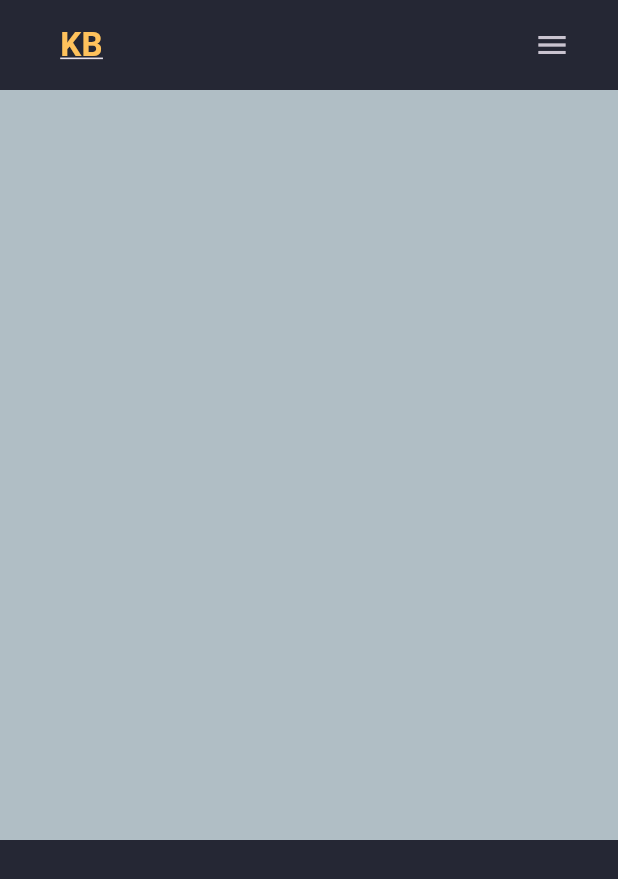
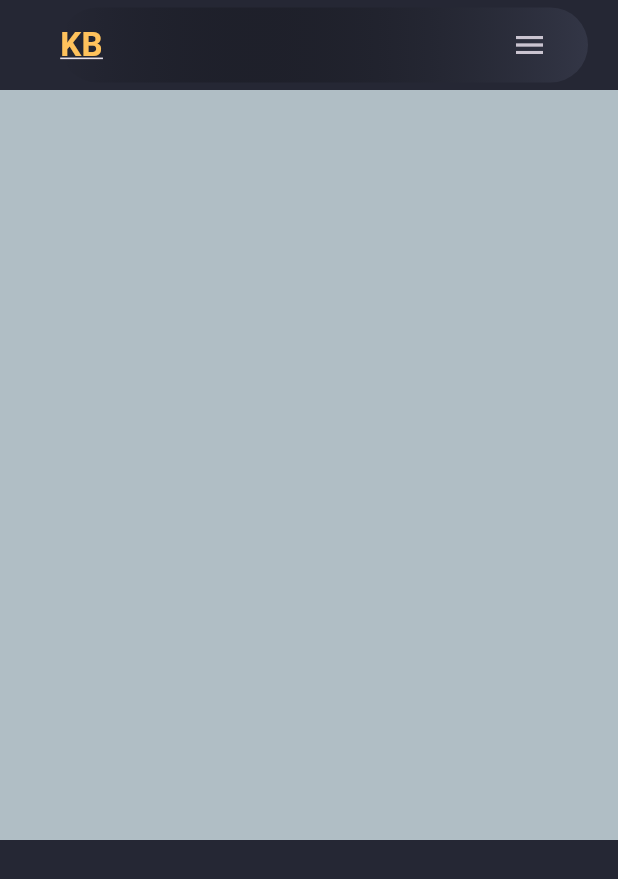
Before and after one commit to kartikbende/personal-portfolio-website, a Flutter app: the screen it shows after launch, on a phone screen of 412 x 824 dp. Shown: the top 879 px of the screen. Run offline on Flutter 3.47's test engine with Material 3 defaults, Android fonts, the light colour scheme and no system bars.

Commit message:
added desktop and mobile header

```diff
--- a/mywebsite/lib/pages/homescreen.dart
+++ b/mywebsite/lib/pages/homescreen.dart
@@ -1,6 +1,6 @@
 import 'package:flutter/material.dart';
 import 'package:mywebsite/constants/colors.dart';
-import 'package:mywebsite/widgets/sitelogo.dart';
+import 'package:mywebsite/widgets/header-mobile.dart';
 
 class HomePage extends StatefulWidget {
   const HomePage({super.key});
@@ -19,21 +19,9 @@ class _HomePageState extends State<HomePage> {
           children: [
             //main
             // const HeaderDesktop(),
-            Container(
-              height: 50.0,
-              margin: const EdgeInsets.fromLTRB(40, 5, 20, 5),
-              child: Row(
-                children: [
-                  SiteLogo(
-                    onTap: () {},
-                  ),
-                  const Spacer(),
-                  IconButton(
-                    onPressed: () {},
-                    icon: const Icon(Icons.menu),
-                  )
-                ],
-              ),
+            HeaderMobile(
+              onLogoTap: () {},
+              onMenuTap: () {},
             ),
             //Skills
             Container(
--- /dev/null
+++ b/mywebsite/lib/styles/styles.dart
@@ -0,0 +1,9 @@
+import 'package:flutter/material.dart';
+import 'package:mywebsite/constants/colors.dart';
+
+BoxDecoration kHeaderDecoration = BoxDecoration(
+  gradient: const LinearGradient(
+    colors: [Colors.transparent, CustomColor.bgLight1],
+  ),
+  borderRadius: BorderRadius.circular(100),
+);
--- /dev/null
+++ b/mywebsite/lib/widgets/header-mobile.dart
@@ -0,0 +1,32 @@
+import 'package:flutter/material.dart';
+import 'package:mywebsite/styles/styles.dart';
+import 'package:mywebsite/widgets/sitelogo.dart';
+
+class HeaderMobile extends StatelessWidget {
+  const HeaderMobile({super.key, this.onLogoTap, this.onMenuTap});
+  final VoidCallback? onLogoTap;
+  final VoidCallback? onMenuTap;
+  @override
+  Widget build(BuildContext context) {
+    return Container(
+      height: 50.0,
+      margin: const EdgeInsets.fromLTRB(40, 5, 20, 5),
+      decoration: kHeaderDecoration,
+      child: Row(
+        children: [
+          SiteLogo(
+            onTap: onLogoTap,
+          ),
+          const Spacer(),
+          IconButton(
+            onPressed: onMenuTap,
+            icon: const Icon(Icons.menu),
+          ),
+          const SizedBox(
+            width: 15.0,
+          )
+        ],
+      ),
+    );
+  }
+}
```
Also changed, not shown: mywebsite/lib/widgets/header-desktop.dart (+2 -6 lines).
